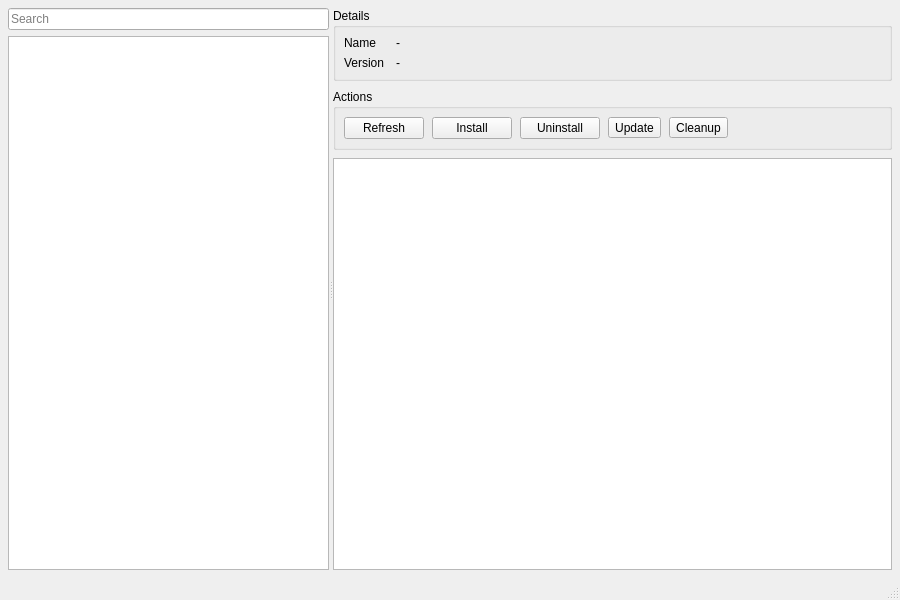
This is app/ui/MainWindow.ui in mori5600/scoop-gui as Qt 5 draws it before an edit. The edited form follows.
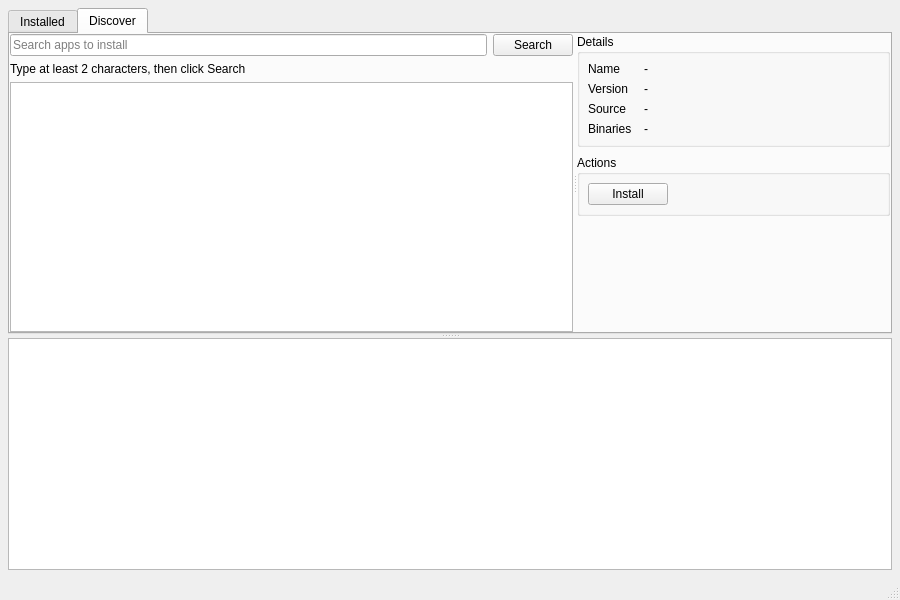
This is the edited form. The open tabs and pages were chosen to show the change.

Commit message:
feat(discover): add explicit Search button and stable scoop search parsing
- Add Installed/Discover tabs and shared log pane
- Run scoop search via JSON output; stop auto-search on typing

What changed in the file:
```diff
--- a/app/ui/MainWindow.ui
+++ b/app/ui/MainWindow.ui
@@ -15,7 +15,7 @@
     </property>
 
     <widget class="QWidget" name="centralwidget">
-      <layout class="QHBoxLayout" name="horizontalLayout_2">
+      <layout class="QVBoxLayout" name="verticalLayoutMain">
         <!-- safe margins -->
         <property name="leftMargin">
           <number>8</number>
@@ -34,6 +34,38 @@
         </property>
 
         <item>
+          <widget class="QSplitter" name="splitterRoot">
+            <property name="orientation">
+              <enum>Qt::Vertical</enum>
+            </property>
+
+            <widget class="QTabWidget" name="tabWidgetMain">
+              <property name="currentIndex">
+                <number>0</number>
+              </property>
+
+              <!-- Installed tab -->
+              <widget class="QWidget" name="tabInstalled">
+                <attribute name="title">
+                  <string>Installed</string>
+                </attribute>
+                <layout class="QHBoxLayout" name="horizontalLayoutInstalled">
+                  <property name="leftMargin">
+                    <number>0</number>
+                  </property>
+                  <property name="topMargin">
+                    <number>0</number>
+                  </property>
+                  <property name="rightMargin">
+                    <number>0</number>
+                  </property>
+                  <property name="bottomMargin">
+                    <number>0</number>
+                  </property>
+                  <property name="spacing">
+                    <number>0</number>
+                  </property>
+                  <item>
           <widget class="QSplitter" name="splitterMain">
             <property name="orientation">
               <enum>Qt::Horizontal</enum>
@@ -244,13 +276,6 @@
                           </property>
                         </widget>
                       </item>
-                      <item>
-                        <widget class="QPushButton" name="pushButtonInstall">
-                          <property name="text">
-                            <string>Install</string>
-                          </property>
-                        </widget>
-                      </item>
                       <item>
                         <widget class="QPushButton" name="pushButtonUninstall">
                           <property name="text">
@@ -292,6 +317,363 @@
                 </item>
 
                 <item>
+                            <spacer name="verticalSpacerInstalled">
+                              <property name="orientation">
+                                <enum>Qt::Vertical</enum>
+                              </property>
+                              <property name="sizeHint" stdset="0">
+                                <size>
+                                  <width>20</width>
+                                  <height>40</height>
+                                </size>
+                              </property>
+                            </spacer>
+                          </item>
+
+                        </layout>
+                      </widget>
+                    </widget>
+                  </item>
+                </layout>
+              </widget>
+
+              <!-- Discover tab -->
+              <widget class="QWidget" name="tabDiscover">
+                <attribute name="title">
+                  <string>Discover</string>
+                </attribute>
+                <layout class="QHBoxLayout" name="horizontalLayoutDiscover">
+                  <property name="leftMargin">
+                    <number>0</number>
+                  </property>
+                  <property name="topMargin">
+                    <number>0</number>
+                  </property>
+                  <property name="rightMargin">
+                    <number>0</number>
+                  </property>
+                  <property name="bottomMargin">
+                    <number>0</number>
+                  </property>
+                  <property name="spacing">
+                    <number>0</number>
+                  </property>
+                  <item>
+                    <widget class="QSplitter" name="splitterDiscover">
+                      <property name="orientation">
+                        <enum>Qt::Horizontal</enum>
+                      </property>
+
+                      <!-- Left pane -->
+                      <widget class="QWidget" name="widgetDiscoverLeft" native="true">
+                        <property name="minimumSize">
+                          <size>
+                            <width>320</width>
+                            <height>0</height>
+                          </size>
+                        </property>
+                        <layout class="QVBoxLayout" name="verticalLayoutDiscoverLeft">
+                          <property name="leftMargin">
+                            <number>0</number>
+                          </property>
+                          <property name="topMargin">
+                            <number>0</number>
+                          </property>
+                          <property name="rightMargin">
+                            <number>0</number>
+                          </property>
+                          <property name="bottomMargin">
+                            <number>0</number>
+                          </property>
+                          <property name="spacing">
+                            <number>6</number>
+                          </property>
+
+                          <item>
+                            <layout class="QHBoxLayout" name="horizontalLayoutDiscoverSearch">
+                              <property name="leftMargin">
+                                <number>0</number>
+                              </property>
+                              <property name="topMargin">
+                                <number>0</number>
+                              </property>
+                              <property name="rightMargin">
+                                <number>0</number>
+                              </property>
+                              <property name="bottomMargin">
+                                <number>0</number>
+                              </property>
+                              <property name="spacing">
+                                <number>6</number>
+                              </property>
+
+                              <item>
+                                <widget class="QLineEdit" name="lineEditDiscoverSearch">
+                                  <property name="placeholderText">
+                                    <string>Search apps to install</string>
+                                  </property>
+                                  <property name="clearButtonEnabled">
+                                    <bool>true</bool>
+                                  </property>
+                                </widget>
+                              </item>
+
+                              <item>
+                                <widget class="QPushButton" name="pushButtonDiscoverSearch">
+                                  <property name="text">
+                                    <string>Search</string>
+                                  </property>
+                                </widget>
+                              </item>
+                            </layout>
+                          </item>
+
+                          <item>
+                            <widget class="QLabel" name="labelDiscoverStatus">
+                              <property name="text">
+                                <string>Type at least 2 characters, then click Search</string>
+                              </property>
+                              <property name="wordWrap">
+                                <bool>true</bool>
+                              </property>
+                            </widget>
+                          </item>
+
+                          <item>
+                            <widget class="QTableView" name="tableViewDiscover">
+                              <property name="alternatingRowColors">
+                                <bool>true</bool>
+                              </property>
+                              <property name="showGrid">
+                                <bool>false</bool>
+                              </property>
+                              <property name="selectionBehavior">
+                                <enum>QAbstractItemView::SelectRows</enum>
+                              </property>
+                              <property name="selectionMode">
+                                <enum>QAbstractItemView::SingleSelection</enum>
+                              </property>
+                            </widget>
+                          </item>
+                        </layout>
+                      </widget>
+
+                      <!-- Right pane -->
+                      <widget class="QWidget" name="widgetDiscoverRight" native="true">
+                        <property name="sizePolicy">
+                          <sizepolicy hsizetype="Expanding" vsizetype="Preferred">
+                            <horstretch>0</horstretch>
+                            <verstretch>0</verstretch>
+                          </sizepolicy>
+                        </property>
+
+                        <layout class="QVBoxLayout" name="verticalLayoutDiscoverRight">
+                          <property name="leftMargin">
+                            <number>0</number>
+                          </property>
+                          <property name="topMargin">
+                            <number>0</number>
+                          </property>
+                          <property name="rightMargin">
+                            <number>0</number>
+                          </property>
+                          <property name="bottomMargin">
+                            <number>0</number>
+                          </property>
+                          <property name="spacing">
+                            <number>8</number>
+                          </property>
+
+                          <item>
+                            <widget class="QGroupBox" name="groupBoxDiscoverDetails">
+                              <property name="maximumSize">
+                                <size>
+                                  <width>16777215</width>
+                                  <height>240</height>
+                                </size>
+                              </property>
+                              <property name="title">
+                                <string>Details</string>
+                              </property>
+
+                              <layout class="QFormLayout" name="formLayoutDiscoverDetails">
+                                <property name="fieldGrowthPolicy">
+                                  <enum>QFormLayout::AllNonFixedFieldsGrow</enum>
+                                </property>
+                                <property name="labelAlignment">
+                                  <set>Qt::AlignLeft|Qt::AlignVCenter</set>
+                                </property>
+                                <property name="formAlignment">
+                                  <set>Qt::AlignTop</set>
+                                </property>
+                                <property name="horizontalSpacing">
+                                  <number>12</number>
+                                </property>
+                                <property name="verticalSpacing">
+                                  <number>6</number>
+                                </property>
+                                <property name="leftMargin">
+                                  <number>8</number>
+                                </property>
+                                <property name="topMargin">
+                                  <number>8</number>
+                                </property>
+                                <property name="rightMargin">
+                                  <number>8</number>
+                                </property>
+                                <property name="bottomMargin">
+                                  <number>8</number>
+                                </property>
+
+                                <item row="0" column="0">
+                                  <widget class="QLabel" name="labelDiscoverName">
+                                    <property name="text">
+                                      <string>Name</string>
+                                    </property>
+                                  </widget>
+                                </item>
+                                <item row="0" column="1">
+                                  <widget class="QLabel" name="labelDiscoverNameValue">
+                                    <property name="text">
+                                      <string>-</string>
+                                    </property>
+                                    <property name="textInteractionFlags">
+                                      <set>Qt::TextSelectableByMouse</set>
+                                    </property>
+                                  </widget>
+                                </item>
+
+                                <item row="1" column="0">
+                                  <widget class="QLabel" name="labelDiscoverVersion">
+                                    <property name="text">
+                                      <string>Version</string>
+                                    </property>
+                                  </widget>
+                                </item>
+                                <item row="1" column="1">
+                                  <widget class="QLabel" name="labelDiscoverVersionValue">
+                                    <property name="text">
+                                      <string>-</string>
+                                    </property>
+                                    <property name="textInteractionFlags">
+                                      <set>Qt::TextSelectableByMouse</set>
+                                    </property>
+                                  </widget>
+                                </item>
+
+                                <item row="2" column="0">
+                                  <widget class="QLabel" name="labelDiscoverSource">
+                                    <property name="text">
+                                      <string>Source</string>
+                                    </property>
+                                  </widget>
+                                </item>
+                                <item row="2" column="1">
+                                  <widget class="QLabel" name="labelDiscoverSourceValue">
+                                    <property name="text">
+                                      <string>-</string>
+                                    </property>
+                                    <property name="textInteractionFlags">
+                                      <set>Qt::TextSelectableByMouse</set>
+                                    </property>
+                                  </widget>
+                                </item>
+
+                                <item row="3" column="0">
+                                  <widget class="QLabel" name="labelDiscoverBinaries">
+                                    <property name="text">
+                                      <string>Binaries</string>
+                                    </property>
+                                  </widget>
+                                </item>
+                                <item row="3" column="1">
+                                  <widget class="QLabel" name="labelDiscoverBinariesValue">
+                                    <property name="text">
+                                      <string>-</string>
+                                    </property>
+                                    <property name="wordWrap">
+                                      <bool>true</bool>
+                                    </property>
+                                    <property name="textInteractionFlags">
+                                      <set>Qt::TextSelectableByMouse</set>
+                                    </property>
+                                  </widget>
+                                </item>
+                              </layout>
+                            </widget>
+                          </item>
+
+                          <item>
+                            <widget class="QGroupBox" name="groupBoxDiscoverActions">
+                              <property name="title">
+                                <string>Actions</string>
+                              </property>
+                              <layout class="QHBoxLayout" name="horizontalLayoutDiscoverActions">
+                                <property name="leftMargin">
+                                  <number>8</number>
+                                </property>
+                                <property name="topMargin">
+                                  <number>8</number>
+                                </property>
+                                <property name="rightMargin">
+                                  <number>8</number>
+                                </property>
+                                <property name="bottomMargin">
+                                  <number>8</number>
+                                </property>
+                                <property name="spacing">
+                                  <number>8</number>
+                                </property>
+
+                                <item>
+                                  <widget class="QPushButton" name="pushButtonInstall">
+                                    <property name="text">
+                                      <string>Install</string>
+                                    </property>
+                                  </widget>
+                                </item>
+
+                                <item>
+                                  <spacer name="horizontalSpacerDiscoverActions">
+                                    <property name="orientation">
+                                      <enum>Qt::Horizontal</enum>
+                                    </property>
+                                    <property name="sizeHint" stdset="0">
+                                      <size>
+                                        <width>40</width>
+                                        <height>20</height>
+                                      </size>
+                                    </property>
+                                  </spacer>
+                                </item>
+                              </layout>
+                            </widget>
+                          </item>
+
+                          <item>
+                            <spacer name="verticalSpacerDiscover">
+                              <property name="orientation">
+                                <enum>Qt::Vertical</enum>
+                              </property>
+                              <property name="sizeHint" stdset="0">
+                                <size>
+                                  <width>20</width>
+                                  <height>40</height>
+                                </size>
+                              </property>
+                            </spacer>
+                          </item>
+
+                        </layout>
+                      </widget>
+                    </widget>
+                  </item>
+                </layout>
+              </widget>
+
+            </widget>
+
+            <!-- Global log (shared across tabs) -->
                   <widget class="QPlainTextEdit" name="plainTextEditLog">
                     <property name="readOnly">
                       <bool>true</bool>
@@ -299,16 +681,18 @@
                     <property name="lineWrapMode">
                       <enum>QPlainTextEdit::NoWrap</enum>
                     </property>
+              <property name="minimumSize">
+                <size>
+                  <width>0</width>
+                  <height>140</height>
+                </size>
+              </property>
                     <property name="font">
                       <font>
                         <family>Consolas</family>
                         <pointsize>9</pointsize>
                       </font>
                     </property>
-                  </widget>
-                </item>
-
-              </layout>
             </widget>
           </widget>
         </item>
```
Left out of the diff: 2 changed lines with no effect on the pictures. Lines whose indentation alone changed are shown as unchanged. The commit also changes 4 other files.
